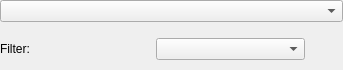
Qt form snowgui/snowgui/common/filterwheelcontrollerwidget.ui (AndreasFMueller/AstroPhotography) before a commit.
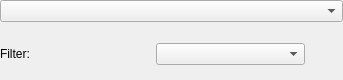
The same form after that commit.

```diff
--- a/snowgui/snowgui/common/filterwheelcontrollerwidget.ui
+++ b/snowgui/snowgui/common/filterwheelcontrollerwidget.ui
@@ -7,7 +7,7 @@
     <x>0</x>
     <y>0</y>
     <width>343</width>
-    <height>70</height>
+    <height>80</height>
    </rect>
   </property>
   <property name="minimumSize">
@@ -19,7 +19,7 @@
   <property name="maximumSize">
    <size>
     <width>16777215</width>
-    <height>70</height>
+    <height>80</height>
    </size>
   </property>
   <property name="windowTitle">
```
Left out of the diff: 2 changed lines with no effect on the pictures.
